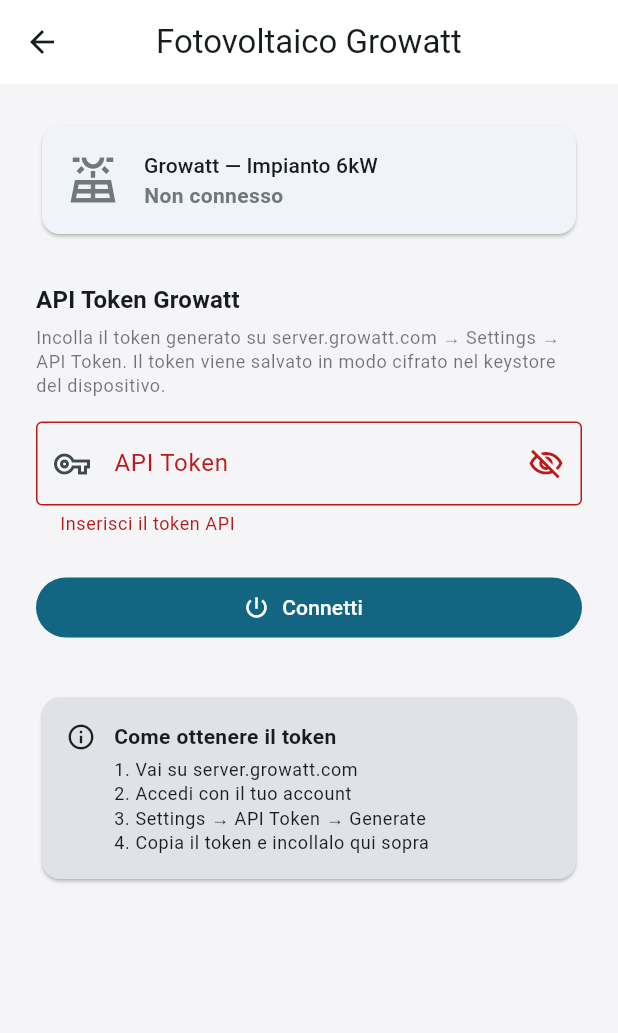
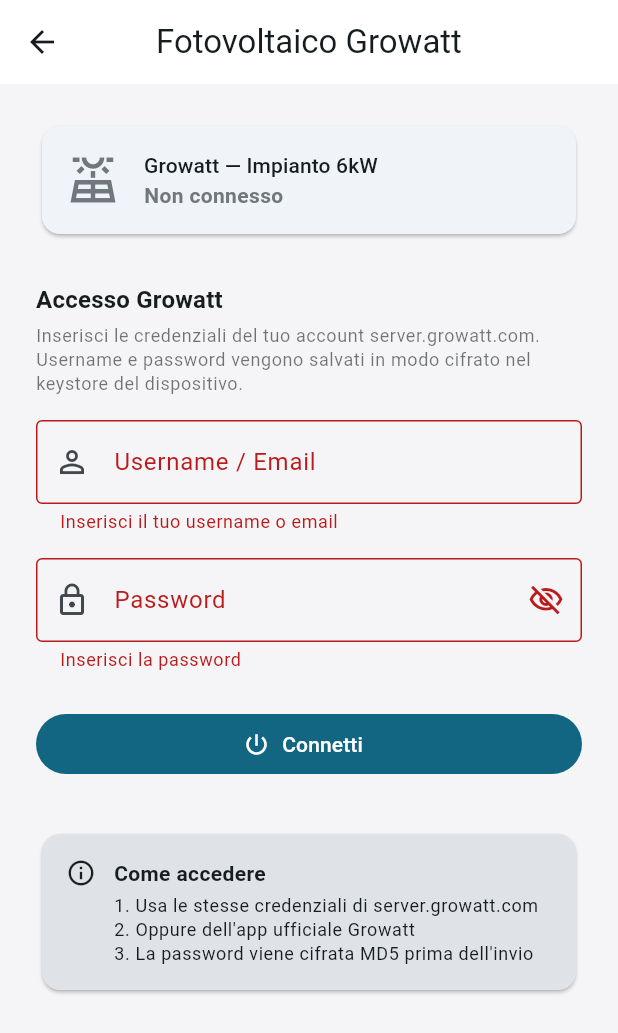
Before and after one commit to giandomeniconigro90-pixel/New-curva_climatica, a Flutter app: the GrowattSettingsPage screen opened directly, after a tap on "Connetti", on a phone screen of 412 x 824 dp. Shown: the top 1033 px of the screen. Run offline on Flutter 3.47's test engine with Material 3 defaults, Android fonts, the phone set to English and light mode, and no system bars; our stand-ins replace csv, file_picker, fl_chart, flutter_local_notifications, flutter_secure_storage, fluttertoast and 9 more; accounts and stored records are empty.

Commit message:
feat: growatt_settings_page usa username+password invece del token API

```diff
--- a/lib/features/home/widgets/growatt_settings_page.dart
+++ b/lib/features/home/widgets/growatt_settings_page.dart
@@ -1,17 +1,16 @@
 // lib/features/home/widgets/growatt_settings_page.dart
 //
-// Schermata di configurazione API Token Growatt.
-// Accessibile dalle impostazioni dell'app.
+// Schermata di configurazione credenziali Growatt (username + password).
 //
 // Flusso:
-//   1. Utente incolla l'API Token generato su server.growatt.com
-//      → Settings → API Token
-//   2. Tap "Connetti" → fetchToday() con il token → se OK salva con
-//      GrowattCredentialsService
-//   3. Da quel momento GrowattService può fare fetchToday() automaticamente
+//   1. Utente inserisce email e password dell'account server.growatt.com
+//   2. Tap "Connetti" → GrowattService.fetchToday() (login + fetch)
+//   3. Se OK → salva con GrowattCredentialsService e aggiorna il notifier
 
 import 'package:flutter/material.dart';
+import 'package:provider/provider.dart';
 import '../../../services/growatt_credentials_service.dart';
+import '../../../services/growatt_notifier.dart';
 import '../../../services/growatt_service.dart';
 import '../../../utils/app_toast.dart';
 
@@ -24,9 +23,10 @@
 
 class _GrowattSettingsPageState extends State<GrowattSettingsPage> {
   final _formKey = GlobalKey<FormState>();
-  final _tokenCtrl = TextEditingController();
+  final _userCtrl = TextEditingController();
+  final _passCtrl = TextEditingController();
 
-  bool _obscureToken = true;
+  bool _obscurePass = true;
   bool _isLoading = false;
   bool _isConnected = false;
 
@@ -35,20 +35,22 @@
   @override
   void initState() {
     super.initState();
-    _loadSavedToken();
+    _loadSavedCredentials();
   }
 
   @override
   void dispose() {
-    _tokenCtrl.dispose();
+    _userCtrl.dispose();
+    _passCtrl.dispose();
     super.dispose();
   }
 
-  Future<void> _loadSavedToken() async {
-    final token = await GrowattCredentialsService.load();
-    if (token != null && mounted) {
+  Future<void> _loadSavedCredentials() async {
+    final creds = await GrowattCredentialsService.load();
+    if (creds != null && mounted) {
       setState(() {
-        _tokenCtrl.text = token;
+        _userCtrl.text = creds.username;
+        _passCtrl.text = creds.password;
         _isConnected = true;
       });
     }
@@ -58,7 +60,10 @@
     if (!(_formKey.currentState?.validate() ?? false)) return;
     setState(() => _isLoading = true);
 
-    final service = GrowattService(apiToken: _tokenCtrl.text.trim());
+    final service = GrowattService(
+      username: _userCtrl.text.trim(),
+      password: _passCtrl.text,
+    );
     final fetchResult = await service.fetchToday();
     service.dispose();
 
@@ -66,13 +71,21 @@
     setState(() => _isLoading = false);
 
     if (fetchResult is GrowattOk) {
-      await GrowattCredentialsService.save(token: _tokenCtrl.text.trim());
+      await GrowattCredentialsService.save(
+        _userCtrl.text.trim(),
+        _passCtrl.text,
+      );
+      // Aggiorna il notifier globale con le nuove credenziali
+      if (mounted) {
+        await context.read<GrowattNotifier>().reconfigure();
+      }
       setState(() {
         _isConnected = true;
         _lastData = fetchResult.data;
       });
       AppToast.show(
-        'Growatt connesso! Produzione oggi: ${fetchResult.data.pvTodayKwh.toStringAsFixed(2)} kWh',
+        'Growatt connesso! Produzione oggi: '
+        '${fetchResult.data.pvTodayKwh.toStringAsFixed(2)} kWh',
         context: context,
         level: ToastLevel.success,
       );
@@ -91,21 +104,23 @@
     setState(() {
       _isConnected = false;
       _lastData = null;
-      _tokenCtrl.clear();
+      _userCtrl.clear();
+      _passCtrl.clear();
     });
-    AppToast.show('Account Growatt rimosso.', context: context, level: ToastLevel.info);
+    AppToast.show('Account Growatt rimosso.',
+        context: context, level: ToastLevel.info);
   }
 
   String _errorMessage(GrowattError e) {
     switch (e.kind) {
       case GrowattErrorKind.authFailed:
-        return 'Token non valido. Verifica su server.growatt.com → Settings → API Token.';
+        return 'Credenziali non valide. Verifica email e password di server.growatt.com.';
       case GrowattErrorKind.networkError:
         return 'Nessuna connessione. Controlla la rete e riprova.';
       case GrowattErrorKind.sessionExpired:
-        return 'Token scaduto. Rigenera il token su server.growatt.com.';
+        return 'Sessione scaduta. Riprova.';
       case GrowattErrorKind.plantNotFound:
-        return 'Nessun impianto trovato per questo token.';
+        return 'Nessun impianto trovato per questo account.';
       default:
         return e.message;
     }
@@ -126,70 +141,92 @@
         child: Column(
           crossAxisAlignment: CrossAxisAlignment.stretch,
           children: [
-            // ── Header stato connessione ──────────────────────────────────
+            // ── Stato connessione ─────────────────────────────────────────
             _ConnectionStatusCard(isConnected: _isConnected, data: _lastData),
             const SizedBox(height: 28),
 
-            // ── Istruzioni ───────────────────────────────────────────────
+            // ── Titolo sezione ────────────────────────────────────────────
             Text(
-              'API Token Growatt',
-              style: theme.textTheme.titleMedium?.copyWith(
-                fontWeight: FontWeight.bold,
-              ),
+              'Accesso Growatt',
+              style: theme.textTheme.titleMedium
+                  ?.copyWith(fontWeight: FontWeight.bold),
             ),
             const SizedBox(height: 4),
             Text(
-              'Incolla il token generato su server.growatt.com → '
-              'Settings → API Token. Il token viene salvato in modo '
-              'cifrato nel keystore del dispositivo.',
-              style: theme.textTheme.bodySmall?.copyWith(
-                color: colors.onSurface.withOpacity(0.6),
-              ),
+              'Inserisci le credenziali del tuo account server.growatt.com. '
+              'Username e password vengono salvati in modo cifrato nel '
+              'keystore del dispositivo.',
+              style: theme.textTheme.bodySmall
+                  ?.copyWith(color: colors.onSurface.withOpacity(0.6)),
             ),
             const SizedBox(height: 16),
 
+            // ── Form ──────────────────────────────────────────────────────
             Form(
               key: _formKey,
-              child: TextFormField(
-                controller: _tokenCtrl,
-                obscureText: _obscureToken,
+              child: Column(
+                children: [
+                  // Username / email
+                  TextFormField(
+                    controller: _userCtrl,
+                    keyboardType: TextInputType.emailAddress,
                     autocorrect: false,
                     enableSuggestions: false,
-                decoration: InputDecoration(
-                  labelText: 'API Token',
-                  prefixIcon: const Icon(Icons.vpn_key_outlined),
-                  border: const OutlineInputBorder(),
-                  hintText: 'Incolla qui il tuo API Token',
-                  suffixIcon: IconButton(
-                    icon: Icon(_obscureToken
-                        ? Icons.visibility_off_outlined
-                        : Icons.visibility_outlined),
-                    onPressed: () =>
-                        setState(() => _obscureToken = !_obscureToken),
-                  ),
+                    textInputAction: TextInputAction.next,
+                    decoration: const InputDecoration(
+                      labelText: 'Username / Email',
+                      prefixIcon: Icon(Icons.person_outline),
+                      border: OutlineInputBorder(),
+                      hintText: 'es. mario@email.com',
                     ),
                     validator: (v) {
                       if (v == null || v.trim().isEmpty) {
-                    return 'Inserisci il token API';
+                        return 'Inserisci il tuo username o email';
                       }
                       return null;
                     },
                   ),
+                  const SizedBox(height: 16),
+                  // Password
+                  TextFormField(
+                    controller: _passCtrl,
+                    obscureText: _obscurePass,
+                    autocorrect: false,
+                    enableSuggestions: false,
+                    decoration: InputDecoration(
+                      labelText: 'Password',
+                      prefixIcon: const Icon(Icons.lock_outline),
+                      border: const OutlineInputBorder(),
+                      suffixIcon: IconButton(
+                        icon: Icon(_obscurePass
+                            ? Icons.visibility_off_outlined
+                            : Icons.visibility_outlined),
+                        onPressed: () =>
+                            setState(() => _obscurePass = !_obscurePass),
+                      ),
+                    ),
+                    validator: (v) {
+                      if (v == null || v.isEmpty) {
+                        return 'Inserisci la password';
+                      }
+                      return null;
+                    },
+                  ),
+                ],
+              ),
             ),
             const SizedBox(height: 24),
 
-            // ── Bottoni ──────────────────────────────────────────────────
+            // ── Bottoni ───────────────────────────────────────────────────
             if (_isLoading)
               const Center(child: CircularProgressIndicator())
-            else ...
-              [
+            else ...[
               FilledButton.icon(
                 onPressed: _onConnect,
                 icon: const Icon(Icons.power_settings_new),
                 label: Text(_isConnected ? 'Riconnetti' : 'Connetti'),
               ),
-                if (_isConnected) ...
-                  [
+              if (_isConnected) ...[
                 const SizedBox(height: 12),
                 OutlinedButton.icon(
                   onPressed: _onDisconnect,
@@ -205,8 +242,8 @@
 
             const SizedBox(height: 32),
 
-            // ── Info API Token ───────────────────────────────────────────
-            _ApiTokenInfoCard(),
+            // ── Info ──────────────────────────────────────────────────────
+            _LoginInfoCard(),
           ],
         ),
       ),
@@ -228,7 +265,8 @@
   Widget build(BuildContext context) {
     final colors = Theme.of(context).colorScheme;
     final color = isConnected ? Colors.green : colors.outline;
-    final icon = isConnected ? Icons.solar_power : Icons.solar_power_outlined;
+    final icon =
+        isConnected ? Icons.solar_power : Icons.solar_power_outlined;
     final label = isConnected ? 'Connesso' : 'Non connesso';
 
     return Card(
@@ -248,13 +286,13 @@
                   ),
                   Text(
                     label,
-                    style: TextStyle(color: color, fontWeight: FontWeight.bold),
+                    style:
+                        TextStyle(color: color, fontWeight: FontWeight.bold),
                   ),
-                  if (data != null) ...
-                    [
+                  if (data != null) ...[
                     const SizedBox(height: 4),
                     Text(
-                        'Oggi: ${data!.pvTodayKwh.toStringAsFixed(2)} kWh prodotti  •  '
+                      'Oggi: ${data!.pvTodayKwh.toStringAsFixed(2)} kWh  •  '
                       '${data!.pvPowerW.toStringAsFixed(0)} W istantanei',
                       style: Theme.of(context).textTheme.bodySmall,
                     ),
@@ -269,7 +307,7 @@
   }
 }
 
-class _ApiTokenInfoCard extends StatelessWidget {
+class _LoginInfoCard extends StatelessWidget {
   @override
   Widget build(BuildContext context) {
     return Card(
@@ -286,15 +324,14 @@
                 crossAxisAlignment: CrossAxisAlignment.start,
                 children: [
                   const Text(
-                    'Come ottenere il token',
+                    'Come accedere',
                     style: TextStyle(fontWeight: FontWeight.bold),
                   ),
                   const SizedBox(height: 4),
                   Text(
-                    '1. Vai su server.growatt.com\n'
-                    '2. Accedi con il tuo account\n'
-                    '3. Settings → API Token → Generate\n'
-                    '4. Copia il token e incollalo qui sopra',
+                    '1. Usa le stesse credenziali di server.growatt.com\n'
+                    '2. Oppure dell\'app ufficiale Growatt\n'
+                    '3. La password viene cifrata MD5 prima dell\'invio',
                     style: Theme.of(context).textTheme.bodySmall,
                   ),
                 ],
```
Lines whose indentation alone changed are shown as unchanged.
